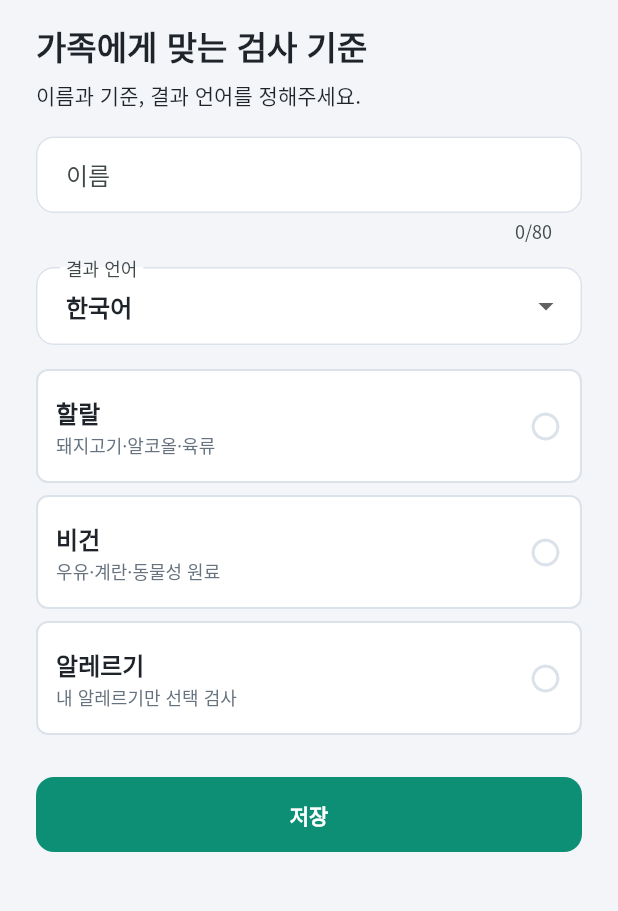
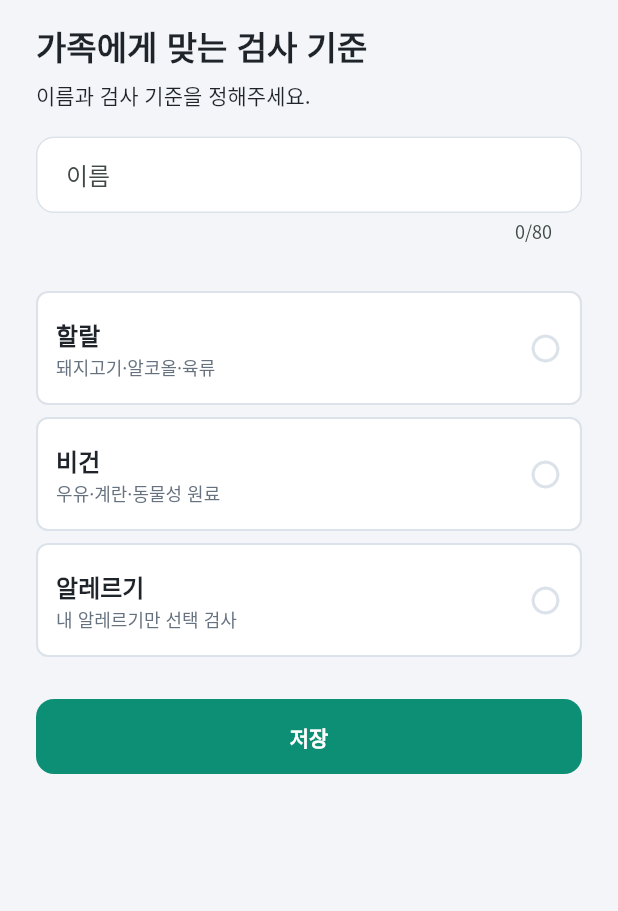
Before and after one commit to seojaeohcode/safe-byte, a Flutter app: the ProfileEditor screen opened directly with empty values, on a phone screen of 412 x 824 dp, the part 84-995 px from its top. Run offline on Flutter 3.47's test engine with Material 3 defaults, Android fonts, the phone set to English and light mode, and no system bars; our stand-ins replace image_picker, permission_handler, shared_preferences; missing offline and left inert: flutter_reactive_ble; accounts and stored records are empty; network calls fail.

Commit message:
Make the interface language the only language setting
Picking English in the family criteria looked broken: it set a result
language stored per profile, so the screen stayed Korean and nothing
appeared to happen until a scan produced translated result text. Two
language settings in two places is the wrong model for this app.

The picker is gone from the family and cart criteria, and scans now send
whatever language the interface is in. Choosing English once, from the
account tab or the sign-in screen, now carries through buttons, menus and
the scan result together.

Removed with it: the criteria editor's initialLanguage parameter, the
language shown beside each family name, a duplicate language list that
shadowed the one in l10n.dart, and the shadow colour left unused when
panels went flat.

The family editor test asserted that a per-profile language survived an
edit, which is now the opposite of correct; it checks the picker is
absent instead.

Co-Authored-By: Claude Opus 5 <noreply@anthropic.com>

```diff
--- a/mobile/lib/l10n_data.dart
+++ b/mobile/lib/l10n_data.dart
@@ -41,7 +41,6 @@ const Map<String, Map<String, String>> uiStrings = {
   '견과/씨앗': {'en': 'Nuts/Seeds', 'ar': 'المكسرات/البذور', 'zh': '坚果/种子', 'ja': 'ナッツ/種子'},
   '견과류': {'en': 'Nuts', 'ar': 'المكسرات', 'zh': '坚果类', 'ja': 'ナッツ類'},
   '결과 보기': {'en': 'View Results', 'ar': 'عرض النتائج', 'zh': '查看结果', 'ja': '結果を見る'},
-  '결과 언어': {'en': 'Result Language', 'ar': 'لغة النتائج', 'zh': '结果语言', 'ja': '結果言語'},
   '결과 확인': {'en': 'Check Results', 'ar': 'تحقق من النتائج', 'zh': '查看结果', 'ja': '結果確認'},
   '계란': {'en': 'Eggs', 'ar': 'البيض', 'zh': '鸡蛋', 'ja': '卵'},
   '공유시설': {'en': 'Shared Facilities', 'ar': 'منشآت مشتركة', 'zh': '共享设施', 'ja': '共有施設'},
@@ -197,7 +196,7 @@ const Map<String, Map<String, String>> uiStrings = {
   '이름': {'en': 'Name', 'ar': 'الاسم', 'zh': '名称', 'ja': '名前'},
   '이름 또는 닉네임': {'en': 'Name or Nickname', 'ar': 'الاسم أو اللقب', 'zh': '姓名或昵称', 'ja': '名前またはニックネーム'},
   '이름과 검사 기준을 입력해주세요.': {'en': 'Please enter your name and inspection criteria.', 'ar': 'يرجى إدخال الاسم ومعايير الفحص.', 'zh': '请输入名称和检测标准。', 'ja': '名前と検査基準を入力してください。'},
-  '이름과 기준, 결과 언어를 정해주세요.': {'en': 'Please set the name, criteria, and result language.', 'ar': 'يرجى تحديد الاسم والمعايير ولغة النتائج.', 'zh': '请选择名称、标准和结果语言。', 'ja': '名前と基準、結果の言語を選択してください。'},
+  '이름과 검사 기준을 정해주세요.': {'en': 'Please set the name and inspection criteria.', 'ar': 'يرجى تحديد الاسم ومعايير الفحص.', 'zh': '请确定名称和检测标准。', 'ja': '名前と検査基準を設定してください。'},
   '이메일': {'en': 'Email', 'ar': 'البريد الإلكتروني', 'zh': '电子邮件', 'ja': 'メールアドレス'},
   '이메일을 입력해 주세요.': {'en': 'Please enter your email.', 'ar': 'يرجى إدخال البريد الإلكتروني.', 'zh': '请输入电子邮件。', 'ja': 'メールアドレスを入力してください。'},
   '이미 계정이 있나요?': {'en': 'Already have an account?', 'ar': 'هل لديك حساب بالفعل؟', 'zh': '已经有账户了吗？', 'ja': 'すでにアカウントがありますか？'},
--- a/mobile/lib/main.dart
+++ b/mobile/lib/main.dart
@@ -38,7 +38,6 @@ const _softLeaf = Color(0xffe9f7f1);
 const _white = Color(0xffffffff);
 const _clear = Color(0x00000000);
 const _scrim = Color(0x99000000);
-const _softShadow = Color(0x11000000);
 const _scanSurface = Color(0xffedf4f2);
 const _facilitySurface = Color(0xffedf3f9);
 const _ingredientSurface = Color(0xfff8f1ea);
@@ -724,7 +723,7 @@ class _HomeScreenState extends State<HomeScreen> {
         profiles: _scanContext == null
             ? widget.user.profiles
             : List<String>.from(_scanContext!['profiles']),
-        language: _scanContext?['language'] as String? ?? 'ko',
+        language: appLanguage.code,
       );
       if (_scanContext?['cart_id'] != null) {
         try {
@@ -853,8 +852,7 @@ class _HomeScreenState extends State<HomeScreen> {
                 initialTab: _section == 1 ? 1 : 2,
                 embedded: true,
                 onSelected: _selectScanContext,
-                initialProfiles: _scanContext == null ? null : profiles,
-                initialLanguage: _scanContext?['language'] as String? ?? 'ko')
+                initialProfiles: _scanContext == null ? null : profiles)
             : SafeArea(
                 child: Center(
                     child: ConstrainedBox(
--- a/mobile/lib/workspace.dart
+++ b/mobile/lib/workspace.dart
@@ -6,13 +6,6 @@ import 'package:flutter/services.dart';
 import 'main.dart';
 import 'cart_ble.dart';
 
-const languages = {
-  'ko': '한국어',
-  'en': 'English',
-  'ar': 'العربية',
-  'zh': '中文',
-  'ja': '日本語'
-};
 const _paper = Color(0xffffffff);
 const _mutedInk = Color(0xff66727f);
 const _line = Color(0xffdce2ea);
@@ -363,7 +356,6 @@ class WorkspaceScreen extends StatefulWidget {
       this.embedded = false,
       this.onSelected,
       this.initialProfiles,
-      this.initialLanguage = 'ko',
       super.key});
   final SafeByteApi api;
   final String token;
@@ -372,7 +364,6 @@ class WorkspaceScreen extends StatefulWidget {
   final bool embedded;
   final ValueChanged<Map<String, dynamic>>? onSelected;
   final List<String>? initialProfiles;
-  final String initialLanguage;
   @override
   State<WorkspaceScreen> createState() => _WorkspaceScreenState();
 }
@@ -445,7 +436,6 @@ class _WorkspaceScreenState extends State<WorkspaceScreen> {
           initialProfiles: defaults,
           cart: cart,
           initialName: cart ? t('나의 장보기') : '',
-          initialLanguage: widget.initialLanguage,
         ),
       ),
     );
@@ -474,7 +464,6 @@ class _WorkspaceScreenState extends State<WorkspaceScreen> {
           initialProfiles: List<String>.from(raw['profiles'] as List),
           cart: false,
           initialName: raw['name'] as String,
-          initialLanguage: raw['language'] as String,
         ),
       ),
     );
@@ -607,7 +596,7 @@ class _WorkspaceScreenState extends State<WorkspaceScreen> {
                 child: _WorkspaceListItem(
                   icon: Icons.groups_rounded,
                   iconColor: const Color(0xff3f6fa3),
-                  title: '${raw['name']} · ${languages[raw['language']]}',
+                  title: '${raw['name']}',
                   subtitle:
                       '${List<String>.from(raw['profiles']).map(profileLabel).join(', ')} · ${tf('최근 사용 {0}', [raw['updated_at'] == null ? t('최근') : _historyDate(raw['updated_at'] as String)])}',
                   onTap: () => _select(Map<String, dynamic>.from(raw)),
@@ -829,12 +818,10 @@ class ProfileEditor extends StatefulWidget {
       {required this.initialProfiles,
       required this.cart,
       this.initialName = '',
-      this.initialLanguage = 'ko',
       super.key});
   final List<String> initialProfiles;
   final bool cart;
   final String initialName;
-  final String initialLanguage;
   @override
   State<ProfileEditor> createState() => _ProfileEditorState();
 }
@@ -842,13 +829,11 @@ class ProfileEditor extends StatefulWidget {
 class _ProfileEditorState extends State<ProfileEditor> {
   final _name = TextEditingController();
   late Set<String> _profiles;
-  String _language = 'ko';
   @override
   void initState() {
     super.initState();
     _profiles = widget.initialProfiles.toSet();
     _name.text = widget.initialName;
-    _language = widget.initialLanguage;
   }
 
   @override
@@ -877,21 +862,13 @@ class _ProfileEditorState extends State<ProfileEditor> {
                     Text(widget.cart ? t('함께 확인할 장보기 기준') : t('가족에게 맞는 검사 기준'),
                         style: Theme.of(context).textTheme.headlineSmall),
                     const SizedBox(height: 8),
-                    Text(t('이름과 기준, 결과 언어를 정해주세요.')),
+                    Text(t('이름과 검사 기준을 정해주세요.')),
                     const SizedBox(height: 18),
                     TextField(
                         controller: _name,
                         maxLength: 80,
                         decoration: InputDecoration(labelText: t('이름'))),
                     const SizedBox(height: 16),
-                    DropdownButtonFormField<String>(
-                        initialValue: _language,
-                        decoration: InputDecoration(labelText: t('결과 언어')),
-                        items: languages.entries
-                            .map((e) => DropdownMenuItem(
-                                value: e.key, child: Text(e.value)))
-                            .toList(),
-                        onChanged: (v) => setState(() => _language = v!)),
                     const SizedBox(height: 16),
                     ProfileSelector(selected: _profiles, onChanged: _toggle),
                     if (hasAllergySelection(_profiles))
@@ -906,7 +883,7 @@ class _ProfileEditorState extends State<ProfileEditor> {
                           Navigator.pop(context, {
                             'name': _name.text.trim(),
                             'profiles': _profiles.toList(),
-                            'language': _language
+                            'language': appLanguage.code
                           });
                         },
                         child: Text(t('저장'))),
@@ -1283,7 +1260,7 @@ class ResultExtras extends StatelessWidget {
           ? await api!.request('POST', '/api/v1/carts', token!, body: {
               'name': t('나의 장보기'),
               'profiles': result.extra['profiles'],
-              'language': result.extra['translation']?['language'] ?? 'ko',
+              'language': appLanguage.code,
             })
           : selected;
       final current =
```
Also changed, not shown: scripts/l10n_cache.json, 2 other files.
